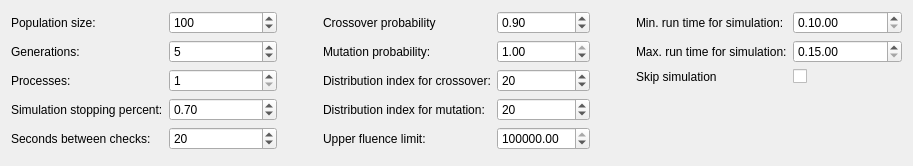
Old version of the form ui_files/ui_optimization_fluence_params.ui in the repository JYU-IBA/potku.
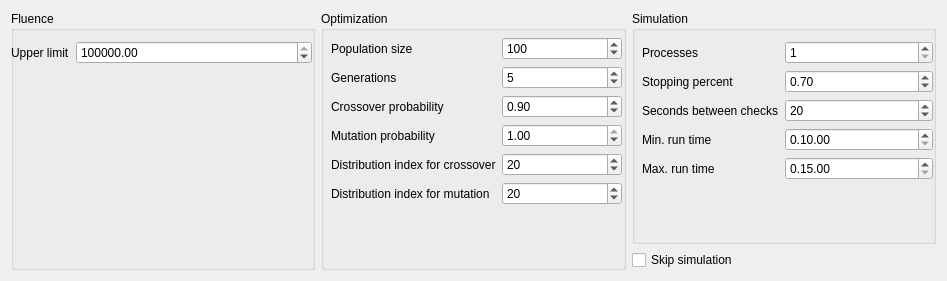
New version of the form.

Commit message: Reorganized fluence parameters and unified GUI texts

Diff of the .ui file:
```diff
--- a/ui_files/ui_optimization_fluence_params.ui
+++ b/ui_files/ui_optimization_fluence_params.ui
@@ -6,10 +6,16 @@
    <rect>
     <x>0</x>
     <y>0</y>
-    <width>913</width>
-    <height>166</height>
+    <width>947</width>
+    <height>281</height>
    </rect>
   </property>
+  <property name="minimumSize">
+   <size>
+    <width>947</width>
+    <height>281</height>
+   </size>
+  </property>
   <property name="windowTitle">
    <string>Start Optimization</string>
   </property>
@@ -19,15 +25,64 @@
      <item>
       <layout class="QHBoxLayout" name="horizontalLayout_3">
        <item>
+        <widget class="QGroupBox" name="groupBox">
+         <property name="title">
+          <string>Fluence</string>
+         </property>
+         <widget class="QWidget" name="layoutWidget">
+          <property name="geometry">
+           <rect>
+            <x>0</x>
+            <y>30</y>
+            <width>301</width>
+            <height>71</height>
+           </rect>
+          </property>
         <layout class="QFormLayout" name="formLayout_2">
-         <item row="1" column="0">
+           <item row="0" column="0">
+            <widget class="QLabel" name="label_4">
+             <property name="text">
+              <string>Upper limit</string>
+             </property>
+            </widget>
+           </item>
+           <item row="0" column="1">
+            <widget class="QDoubleSpinBox" name="fluenceDoubleSpinBox">
+             <property name="maximum">
+              <double>10000000000000000000.000000000000000</double>
+             </property>
+             <property name="value">
+              <double>10000000000.000000000000000</double>
+             </property>
+            </widget>
+           </item>
+          </layout>
+         </widget>
+        </widget>
+       </item>
+       <item>
+        <widget class="QGroupBox" name="groupBox_2">
+         <property name="title">
+          <string>Optimization</string>
+         </property>
+         <widget class="QWidget" name="layoutWidget">
+          <property name="geometry">
+           <rect>
+            <x>10</x>
+            <y>26</y>
+            <width>291</width>
+            <height>231</height>
+           </rect>
+          </property>
+          <layout class="QFormLayout" name="formLayout_4">
+           <item row="0" column="0">
           <widget class="QLabel" name="label">
            <property name="text">
-            <string>Population size:</string>
+              <string>Population size</string>
            </property>
           </widget>
          </item>
-         <item row="1" column="1">
+           <item row="0" column="1">
           <widget class="QSpinBox" name="populationSpinBox">
            <property name="minimum">
             <number>10</number>
@@ -40,14 +95,14 @@
            </property>
           </widget>
          </item>
-         <item row="2" column="0">
+           <item row="1" column="0">
           <widget class="QLabel" name="label_10">
            <property name="text">
-            <string>Generations:</string>
+              <string>Generations</string>
            </property>
           </widget>
          </item>
-         <item row="2" column="1">
+           <item row="1" column="1">
           <widget class="QSpinBox" name="generationSpinBox">
            <property name="maximum">
             <number>999999</number>
@@ -57,83 +112,6 @@
            </property>
           </widget>
          </item>
-         <item row="3" column="0">
-          <widget class="QLabel" name="label_7">
-           <property name="text">
-            <string>Processes:</string>
-           </property>
-          </widget>
-         </item>
-         <item row="3" column="1">
-          <widget class="QSpinBox" name="processesSpinBox">
-           <property name="minimum">
-            <number>1</number>
-           </property>
-           <property name="value">
-            <number>1</number>
-           </property>
-          </widget>
-         </item>
-         <item row="6" column="0">
-          <widget class="QLabel" name="label_12">
-           <property name="text">
-            <string>Seconds between checks:</string>
-           </property>
-          </widget>
-         </item>
-         <item row="6" column="1">
-          <widget class="QSpinBox" name="timeSpinBox">
-           <property name="maximum">
-            <number>60</number>
-           </property>
-           <property name="value">
-            <number>20</number>
-           </property>
-          </widget>
-         </item>
-         <item row="5" column="0">
-          <widget class="QLabel" name="label_11">
-           <property name="text">
-            <string>Simulation stopping percent:</string>
-           </property>
-          </widget>
-         </item>
-         <item row="5" column="1">
-          <widget class="QDoubleSpinBox" name="percentDoubleSpinBox">
-           <property name="minimum">
-            <double>0.010000000000000</double>
-           </property>
-           <property name="maximum">
-            <double>1.000000000000000</double>
-           </property>
-           <property name="singleStep">
-            <double>0.010000000000000</double>
-           </property>
-           <property name="value">
-            <double>0.700000000000000</double>
-           </property>
-          </widget>
-         </item>
-        </layout>
-       </item>
-       <item>
-        <spacer name="horizontalSpacer_5">
-         <property name="orientation">
-          <enum>Qt::Horizontal</enum>
-         </property>
-         <property name="sizeType">
-          <enum>QSizePolicy::Minimum</enum>
-         </property>
-         <property name="sizeHint" stdset="0">
-          <size>
-           <width>40</width>
-           <height>20</height>
-          </size>
-         </property>
-        </spacer>
-       </item>
-       <item>
-        <layout class="QFormLayout" name="formLayout_4">
          <item row="2" column="0">
           <widget class="QLabel" name="label_8">
            <property name="text">
@@ -160,7 +138,7 @@
          <item row="3" column="0">
           <widget class="QLabel" name="label_9">
            <property name="text">
-            <string>Mutation probability:</string>
+              <string>Mutation probability</string>
            </property>
           </widget>
          </item>
@@ -180,7 +158,7 @@
          <item row="4" column="0">
           <widget class="QLabel" name="label_2">
            <property name="text">
-            <string>Distribution index for crossover:</string>
+              <string>Distribution index for crossover</string>
            </property>
           </widget>
          </item>
@@ -194,7 +172,7 @@
          <item row="5" column="0">
           <widget class="QLabel" name="label_3">
            <property name="text">
-            <string>Distribution index for mutation:</string>
+              <string>Distribution index for mutation</string>
            </property>
           </widget>
          </item>
@@ -205,75 +183,28 @@
            </property>
           </widget>
          </item>
-         <item row="6" column="0">
-          <widget class="QLabel" name="label_4">
-           <property name="text">
-            <string>Upper fluence limit:</string>
-           </property>
-          </widget>
-         </item>
-         <item row="6" column="1">
-          <widget class="QDoubleSpinBox" name="fluenceDoubleSpinBox">
-           <property name="maximum">
-            <double>10000000000000000000.000000000000000</double>
-           </property>
-           <property name="value">
-            <double>10000000000.000000000000000</double>
-           </property>
-          </widget>
-         </item>
-        </layout>
+          </layout>
+         </widget>
+        </widget>
        </item>
        <item>
-        <spacer name="horizontalSpacer">
-         <property name="orientation">
-          <enum>Qt::Horizontal</enum>
-         </property>
-         <property name="sizeType">
-          <enum>QSizePolicy::Minimum</enum>
-         </property>
-         <property name="sizeHint" stdset="0">
-          <size>
-           <width>40</width>
-           <height>20</height>
-          </size>
-         </property>
-        </spacer>
-       </item>
-       <item>
+        <layout class="QVBoxLayout" name="verticalLayout_2">
+         <item>
+          <widget class="QGroupBox" name="simGroupBox">
+           <property name="title">
+            <string>Simulation</string>
+           </property>
+           <widget class="QWidget" name="layoutWidget">
+            <property name="geometry">
+             <rect>
+              <x>10</x>
+              <y>30</y>
+              <width>291</width>
+              <height>201</height>
+             </rect>
+            </property>
         <layout class="QFormLayout" name="formLayout_5">
-         <item row="0" column="0">
-          <widget class="QLabel" name="label_5">
-           <property name="text">
-            <string>Min. run time for simulation:</string>
-           </property>
-          </widget>
-         </item>
-         <item row="0" column="1">
-          <widget class="QTimeEdit" name="minTimeEdit">
-           <property name="currentSection">
-            <enum>QDateTimeEdit::HourSection</enum>
-           </property>
-           <property name="displayFormat">
-            <string>H.mm.ss</string>
-           </property>
-           <property name="time">
-            <time>
-             <hour>0</hour>
-             <minute>10</minute>
-             <second>0</second>
-            </time>
-           </property>
-          </widget>
-         </item>
-         <item row="1" column="0">
-          <widget class="QLabel" name="label_6">
-           <property name="text">
-            <string>Max. run time for simulation:</string>
-           </property>
-          </widget>
-         </item>
-         <item row="1" column="1">
+             <item row="4" column="1">
           <widget class="QTimeEdit" name="maxTimeEdit">
            <property name="maximumTime">
             <time>
@@ -297,17 +228,102 @@
            </property>
           </widget>
          </item>
+             <item row="4" column="0">
+              <widget class="QLabel" name="label_6">
+               <property name="text">
+                <string>Max. run time</string>
+               </property>
+              </widget>
+             </item>
+             <item row="0" column="1">
+              <widget class="QSpinBox" name="processesSpinBox">
+               <property name="minimum">
+                <number>1</number>
+               </property>
+               <property name="value">
+                <number>1</number>
+               </property>
+              </widget>
+             </item>
+             <item row="0" column="0">
+              <widget class="QLabel" name="label_7">
+               <property name="text">
+                <string>Processes</string>
+               </property>
+              </widget>
+             </item>
+             <item row="1" column="0">
+              <widget class="QLabel" name="label_11">
+               <property name="text">
+                <string>Stopping percent</string>
+               </property>
+              </widget>
+             </item>
+             <item row="1" column="1">
+              <widget class="QDoubleSpinBox" name="percentDoubleSpinBox">
+               <property name="minimum">
+                <double>0.010000000000000</double>
+               </property>
+               <property name="maximum">
+                <double>1.000000000000000</double>
+               </property>
+               <property name="singleStep">
+                <double>0.010000000000000</double>
+               </property>
+               <property name="value">
+                <double>0.700000000000000</double>
+               </property>
+              </widget>
+             </item>
          <item row="2" column="0">
-          <widget class="QLabel" name="label_13">
+              <widget class="QLabel" name="label_12">
            <property name="text">
-            <string>Skip simulation</string>
+                <string>Seconds between checks</string>
            </property>
           </widget>
          </item>
          <item row="2" column="1">
+              <widget class="QSpinBox" name="timeSpinBox">
+               <property name="maximum">
+                <number>60</number>
+               </property>
+               <property name="value">
+                <number>20</number>
+               </property>
+              </widget>
+             </item>
+             <item row="3" column="0">
+              <widget class="QLabel" name="label_5">
+               <property name="text">
+                <string>Min. run time</string>
+               </property>
+              </widget>
+             </item>
+             <item row="3" column="1">
+              <widget class="QTimeEdit" name="minTimeEdit">
+               <property name="currentSection">
+                <enum>QDateTimeEdit::HourSection</enum>
+               </property>
+               <property name="displayFormat">
+                <string>H.mm.ss</string>
+               </property>
+               <property name="time">
+                <time>
+                 <hour>0</hour>
+                 <minute>10</minute>
+                 <second>0</second>
+                </time>
+               </property>
+              </widget>
+             </item>
+            </layout>
+           </widget>
+          </widget>
+         </item>
+         <item>
           <widget class="QCheckBox" name="skip_sim_chk_box">
            <property name="text">
-            <string/>
+            <string>Skip simulation</string>
            </property>
           </widget>
          </item>
```
Lines whose indentation alone changed are shown as unchanged. The commit also changes 2 other files.
